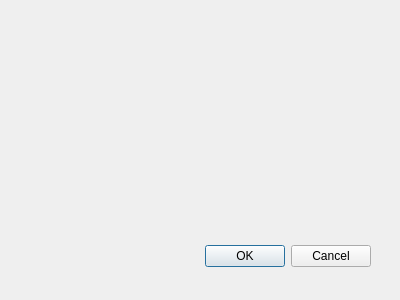
The window that dialog.ui (Kirito3545/QT7_3) describes before a commit, drawn with Qt 5.
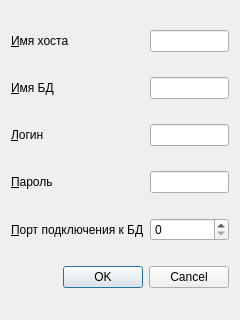
The same window after the commit.

The edit to the form file:
```diff
--- a/dialog.ui
+++ b/dialog.ui
@@ -8,29 +8,94 @@
    <rect>
     <x>0</x>
     <y>0</y>
-    <width>400</width>
-    <height>300</height>
+    <width>240</width>
+    <height>320</height>
    </rect>
   </property>
   <property name="windowTitle">
    <string>Dialog</string>
   </property>
-  <widget name="buttonBox" class="QDialogButtonBox">
-   <property name="geometry">
-    <rect>
-     <x>30</x>
-     <y>240</y>
-     <width>341</width>
-     <height>32</height>
-    </rect>
-   </property>
-   <property name="orientation">
-    <enum>Qt::Horizontal</enum>
-   </property>
-   <property name="standardButtons">
-    <set>QDialogButtonBox::Cancel|QDialogButtonBox::Ok</set>
-   </property>
-  </widget>
+  <layout class="QGridLayout" name="gridLayout">
+   <item row="0" column="0">
+    <widget class="QLabel" name="l_host">
+     <property name="text">
+      <string>&amp;Имя хоста</string>
+     </property>
+     <property name="buddy">
+      <cstring>le_host</cstring>
+     </property>
+    </widget>
+   </item>
+   <item row="0" column="1">
+    <widget class="QLineEdit" name="le_host"/>
+   </item>
+   <item row="1" column="0">
+    <widget class="QLabel" name="l_nameDB">
+     <property name="text">
+      <string>&amp;Имя БД</string>
+     </property>
+     <property name="buddy">
+      <cstring>le_nameDB</cstring>
+     </property>
+    </widget>
+   </item>
+   <item row="1" column="1">
+    <widget class="QLineEdit" name="le_nameDB"/>
+   </item>
+   <item row="2" column="0">
+    <widget class="QLabel" name="l_login">
+     <property name="text">
+      <string>&amp;Логин</string>
+     </property>
+     <property name="buddy">
+      <cstring>le_login</cstring>
+     </property>
+    </widget>
+   </item>
+   <item row="2" column="1">
+    <widget class="QLineEdit" name="le_login"/>
+   </item>
+   <item row="3" column="0">
+    <widget class="QLabel" name="l_password">
+     <property name="text">
+      <string>&amp;Пароль</string>
+     </property>
+     <property name="buddy">
+      <cstring>le_password</cstring>
+     </property>
+    </widget>
+   </item>
+   <item row="3" column="1">
+    <widget class="QLineEdit" name="le_password"/>
+   </item>
+   <item row="4" column="0">
+    <widget class="QLabel" name="l_port">
+     <property name="text">
+      <string>&amp;Порт подключения к БД</string>
+     </property>
+     <property name="buddy">
+      <cstring>sb_port</cstring>
+     </property>
+    </widget>
+   </item>
+   <item row="4" column="1">
+    <widget class="QSpinBox" name="sb_port">
+     <property name="maximum">
+      <number>65535</number>
+     </property>
+    </widget>
+   </item>
+   <item row="5" column="0" colspan="2">
+    <widget class="QDialogButtonBox" name="buttonBox">
+     <property name="orientation">
+      <enum>Qt::Horizontal</enum>
+     </property>
+     <property name="standardButtons">
+      <set>QDialogButtonBox::Cancel|QDialogButtonBox::Ok</set>
+     </property>
+    </widget>
+   </item>
+  </layout>
  </widget>
  <pixmapfunction/>
  <resources/>
```
Left out of the diff: 15 changed lines with no effect on the pictures.
